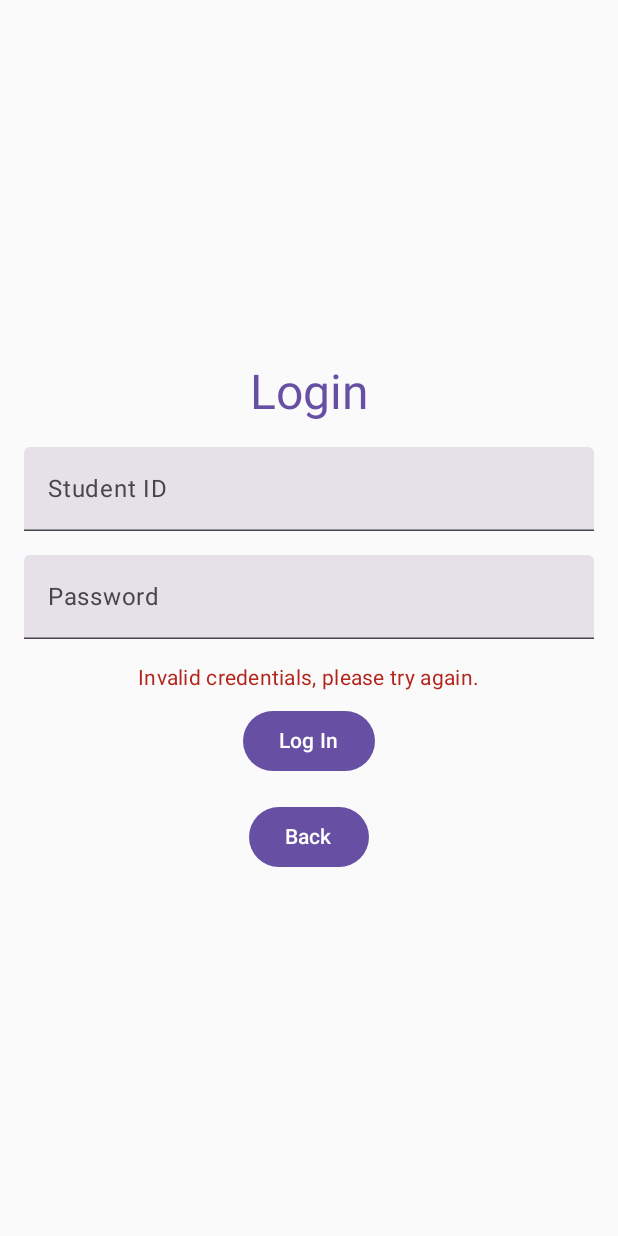
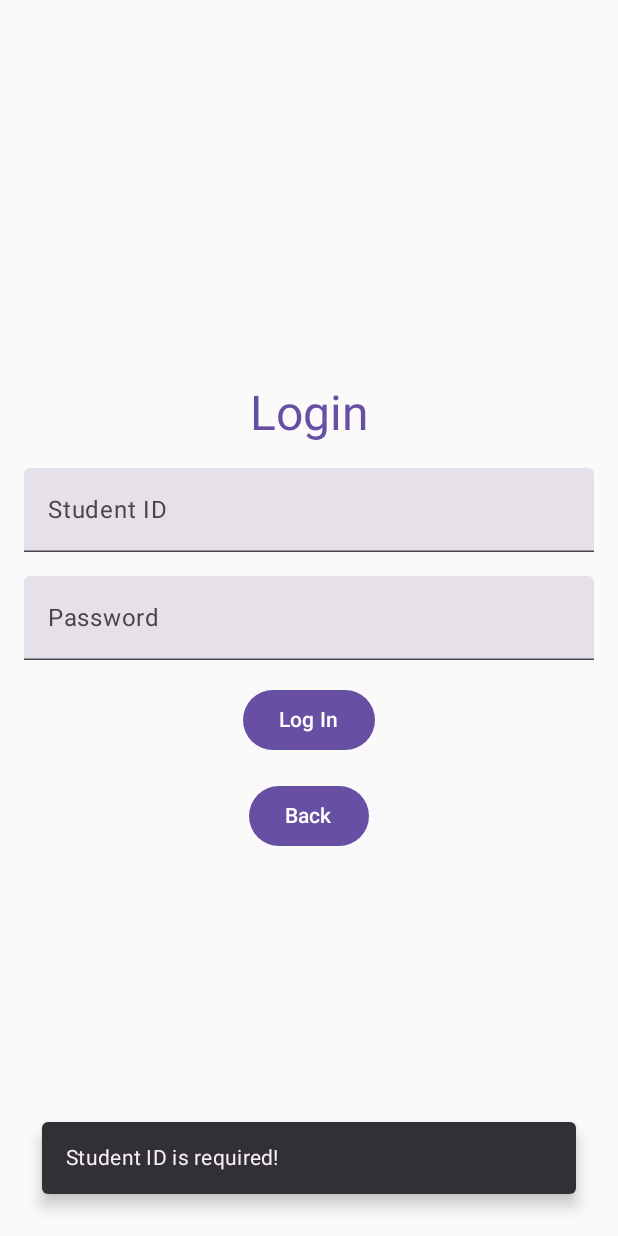
Before and after one commit to Harjappan-Singh/Room_Booking_Android, an Android app built with Jetpack Compose: the LoginScreen screen opened through its navigation route, after a tap on "Log In", on a phone screen of 412 x 824 dp. Run offline under Robolectric (Android 15) with nearby library versions, the light colour scheme and no system bars; our stand-ins replace Room's generated code.

Commit message:
🐛 Only allow user to login if they exist in database

```diff
--- a/app/src/main/java/com/example/roombooking/navigation/MainApp.kt
+++ b/app/src/main/java/com/example/roombooking/navigation/MainApp.kt
@@ -34,8 +34,8 @@
         }
         composable(Routes.Login) {
             LoginScreen(
-                studentViewModel = studentViewModel, // Pass studentViewModel here
-                onLoginClicked = { navController.navigate(Routes.Home) },
+                studentViewModel = studentViewModel,
+                onLoginSuccess = { navController.navigate(Routes.Home) },
                 onBackClicked = { navController.popBackStack() }
             )
         }
--- a/app/src/main/java/com/example/roombooking/view/LoginScreen.kt
+++ b/app/src/main/java/com/example/roombooking/view/LoginScreen.kt
@@ -10,12 +10,21 @@
 @Composable
 fun LoginScreen(
     studentViewModel: StudentViewModel,
-    onLoginClicked: () -> Unit,
+    onLoginSuccess: () -> Unit,
     onBackClicked: () -> Unit
 ) {
     var studentId by remember { mutableStateOf("") }
     var password by remember { mutableStateOf("") }
-    var loginError by remember { mutableStateOf(false) } // Tracks login error
+    var snackbarMessage by remember { mutableStateOf<String?>(null) }
+
+    val snackbarHostState = remember { SnackbarHostState() }
+
+    LaunchedEffect(snackbarMessage) {
+        snackbarMessage?.let { message ->
+            snackbarHostState.showSnackbar(message)
+            snackbarMessage = null
+        }
+    }
 
     Column(
         modifier = Modifier
@@ -34,33 +43,29 @@
 
         InputField(value = studentId, label = "Student ID") {
             studentId = it
-            loginError = false // Reset error on input change
         }
 
         Spacer(modifier = Modifier.height(16.dp))
 
         InputField(value = password, label = "Password", isPassword = true) {
             password = it
-            loginError = false // Reset error on input change
         }
 
         Spacer(modifier = Modifier.height(16.dp))
 
-        if (loginError) {
-            Text(
-                text = "Invalid credentials, please try again.",
-                color = MaterialTheme.colorScheme.error,
-                style = MaterialTheme.typography.bodyMedium
-            )
-            Spacer(modifier = Modifier.height(8.dp))
-        }
-
         Button(onClick = {
-            studentViewModel.validateStudent(studentId, password) { success ->
-                if (success) {
-                    onLoginClicked() // Proceed on successful login
-                } else {
-                    loginError = true // Show error message
+            when {
+                studentId.isBlank() -> snackbarMessage = "Student ID is required!"
+                password.isBlank() -> snackbarMessage = "Password is required!"
+                else -> {
+                    studentViewModel.validateStudent(studentId, password) { success ->
+                        if (success) {
+                            snackbarMessage = "Login successful!"
+                            onLoginSuccess()
+                        } else {
+                            snackbarMessage = "Invalid credentials!"
+                        }
+                    }
                 }
             }
         }) {
@@ -72,6 +77,15 @@
         Button(onClick = { onBackClicked() }) {
             Text("Back")
         }
+    }
+
+    Box(modifier = Modifier.fillMaxSize()) {
+        SnackbarHost(
+            hostState = snackbarHostState,
+            modifier = Modifier
+                .align(Alignment.BottomCenter)
+                .padding(16.dp)
+        )
     }
 }
 
```
